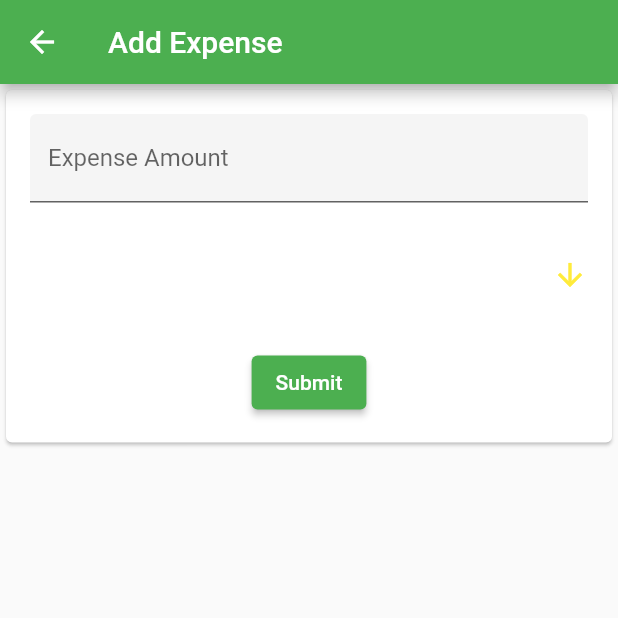
After one commit to Viktorija2Nikolovska/MoneyeApp, a Flutter app: the AddExpense screen opened directly, on a phone screen of 412 x 824 dp, the top half of it. The commit adds this screen. Run offline on Flutter 3.47's test engine with Material 2 defaults, Android fonts, the phone set to English and light mode, and no system bars; our stand-ins replace percent_indicator, pie_chart, shared_preferences; accounts and stored records are empty.

Commit message:
Fixed some issues

```diff
--- /dev/null
+++ b/lib/moneye_add_expense.dart
@@ -0,0 +1,149 @@
+import 'dart:convert';
+
+import 'package:flutter/material.dart';
+import 'package:intl/intl.dart';
+import 'package:shared_preferences/shared_preferences.dart';
+import 'package:intl/intl.dart' as intl;
+import 'dart:core';
+import 'moneye_home.dart';
+
+class AddExpense extends StatefulWidget {
+  @override
+  State<StatefulWidget> createState() {
+    return _AddExpenseState();
+  }
+}
+
+class _AddExpenseState extends State<AddExpense> {
+  List<dynamic> expenses = [];
+  List<dynamic> expenseCategories = [];
+
+  String selectedCategory = "";
+  //final valueController = TextEditingController();
+  final amountController = TextEditingController();
+  final categoryController = TextEditingController();
+  final dateController = TextEditingController();
+
+  DateTime date1 = DateTime.now();
+
+  @override
+  Widget build(BuildContext context) {
+    return Scaffold(
+        appBar: AppBar(
+          title: const Text('Add Expense'),
+        ),
+        body: Form(
+          child: Scrollbar(
+            child: Align(
+              alignment: Alignment.topCenter,
+              child: Card(
+                child: SingleChildScrollView(
+                  padding: const EdgeInsets.all(16),
+                  child: ConstrainedBox(
+                    constraints: const BoxConstraints(maxWidth: 400),
+                    child: Column(
+                      mainAxisAlignment: MainAxisAlignment.center,
+                      crossAxisAlignment: CrossAxisAlignment.center,
+                      children: [
+                        ...[
+                          TextFormField(
+                            controller: amountController,
+                            decoration: const InputDecoration(
+                              filled: true,
+                              hintText: 'Enter amount',
+                              labelText: 'Expense Amount',
+                            ),
+                          ),
+                          Column(
+                            children: [
+                              DropdownButton(
+                                // setState(() {
+                                //   categoryController.text = selectedCategory;
+                                // }),
+
+                                //categoryController.text = selectedCategory,
+                                underline: Container(),
+                                hint: Center(
+                                    child: Text(
+                                      'Select the expense you love',
+                                      style: TextStyle(color: Colors.white),
+                                    )),
+                                icon: Icon(
+                                  Icons.arrow_downward,
+                                  color: Colors.yellow,
+                                ),
+                                isExpanded: true,
+                                // The list of options
+                                items: expenses
+                                    .map((e) => DropdownMenuItem(
+                                  child: Container(
+                                    alignment: Alignment.centerLeft,
+                                    child: Text(
+                                      e,
+                                      style: TextStyle(fontSize: 18),
+                                    ),
+                                  ),
+                                  value: e,
+                                ))
+                                    .toList(),
+
+                                //customize the item
+
+                                selectedItemBuilder: (BuildContext context) => expenses
+                                    .map((e) => Center(
+                                    child: Text(
+                                      e,
+                                      style: TextStyle(fontSize: 18, color: Colors.amber, fontStyle: FontStyle.italic, fontWeight: FontWeight.bold),
+                                    )))
+                                    .toList(),
+                              ),
+                            ],
+                          ),
+                          // _FormDatePicker(
+                          //   date: date1,
+                          //   onChanged: (value) {
+                          //     setState(() {
+                          //       date1 = value;
+                          //
+                          //       //date = "${date.toLocal().day}/${date.toLocal().month}/${date.toLocal().year}";
+                          //       String formatedDate = intl.DateFormat('yyyy-MM-dd').format(date1);
+                          //
+                          //       dateController.text = formatedDate;
+                          //     });
+                          //   },
+                          // ),
+                        ].expand(
+                              (widget) => [
+                            widget,
+                            const SizedBox(
+                              height: 24,
+                            )
+                          ],
+                        ),
+                        ElevatedButton(
+                            child: const Text('Submit'),
+                            onPressed: () {
+                              setState(() {
+                                expenses.add({
+                                  "amount": amountController.text,
+                                  "category": categoryController.text,
+                                  "date": dateController.text,
+                                });
+                                amountController.text = "";
+                                categoryController.text = "";
+                                dateController.text = "";
+                                date1 = DateTime.now();
+                              });
+                            }),
+                      ],
+                    ),
+                  ),
+                ),
+              ),
+            ),
+          ),
+        ),
+    );
+  }
+
+}
```
Also changed, not shown: lib/moneye_expenses.dart (+183 -189 lines), lib/moneye_home.dart (+6 -4 lines), pubspec.lock (added).
